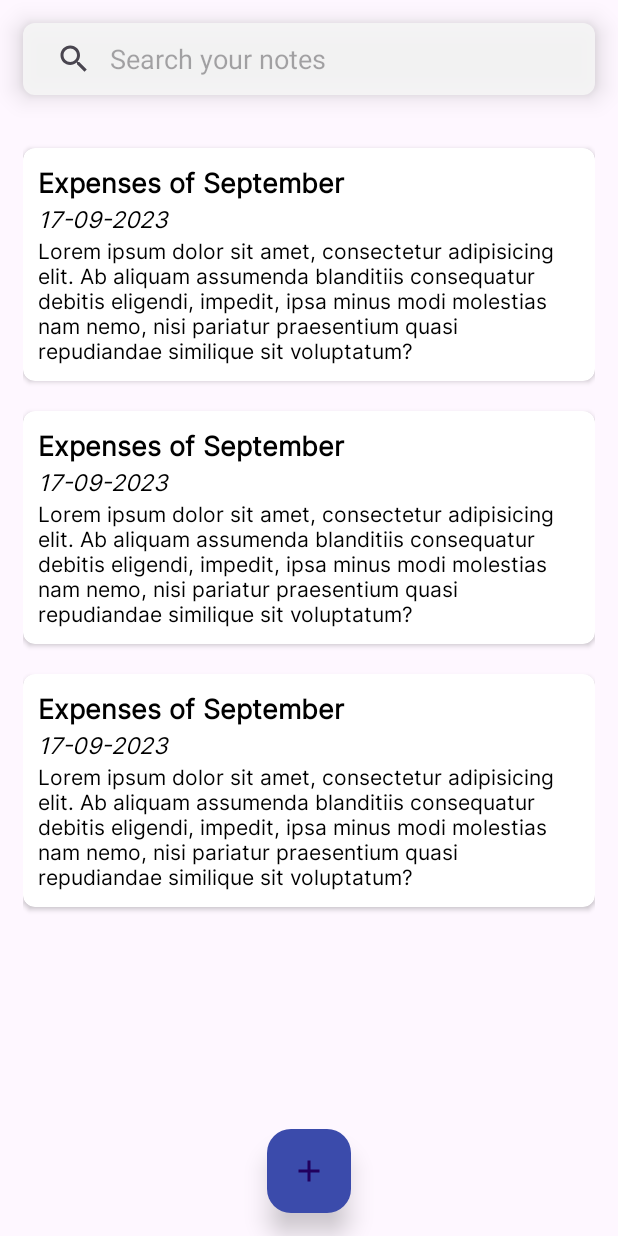
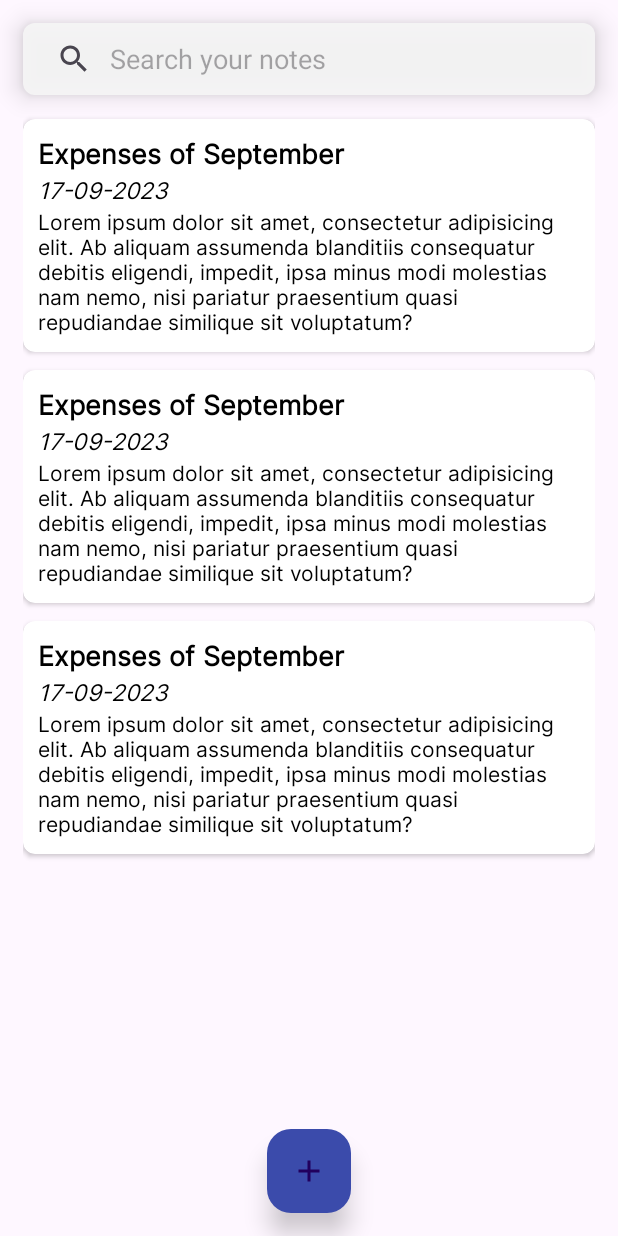
Before and after one commit to SabirKhanAkash/daily-notes-mvvm, an Android app: the layout activity_main.xml on its own in the app's theme, with its tools: preview values and no code run, on a phone screen of 412 x 824 dp. Run offline under Robolectric (Android 15) with nearby library versions, the phone set to English and light mode, and no system bars.

Commit message:
reformatted code and layout

```diff
--- a/app/src/main/res/layout/activity_main.xml
+++ b/app/src/main/res/layout/activity_main.xml
@@ -1,9 +1,9 @@
 <?xml version="1.0" encoding="utf-8"?>
 <LinearLayout xmlns:android="http://schemas.android.com/apk/res/android"
+    xmlns:app="http://schemas.android.com/apk/res-auto"
     xmlns:tools="http://schemas.android.com/tools"
     android:layout_width="match_parent"
     android:layout_height="match_parent"
-    xmlns:app="http://schemas.android.com/apk/res-auto"
     android:orientation="vertical"
     tools:context=".MainActivity">
 
@@ -18,7 +18,6 @@
             android:layout_marginStart="15sp"
             android:layout_marginTop="15sp"
             android:layout_marginEnd="15sp"
-            android:layout_marginBottom="15sp"
             android:background="@drawable/search_view_bg"
             android:elevation="10sp"
             android:iconifiedByDefault="false"
@@ -27,32 +26,32 @@
             android:queryHint="Search your notes" />
 
         <androidx.recyclerview.widget.RecyclerView
-            android:layout_below="@+id/search_view"
             android:id="@+id/notes_recycler_view"
             android:layout_width="match_parent"
             android:layout_height="match_parent"
-            tools:listitem="@layout/notes_list_view"
+            android:layout_below="@+id/search_view"
+            android:layout_marginLeft="15sp"
             android:layout_marginTop="10sp"
-            android:layout_marginLeft="15sp"
-            android:layout_marginRight="15sp" />
+            android:layout_marginRight="15sp"
+            tools:listitem="@layout/notes_list_view" />
 
         <FrameLayout
             android:layout_width="match_parent"
             android:layout_height="match_parent">
 
             <com.google.android.material.floatingactionbutton.FloatingActionButton
+                android:id="@+id/add_notes"
                 android:layout_width="wrap_content"
                 android:layout_height="wrap_content"
                 android:layout_gravity="bottom|center"
-                android:id="@+id/add_notes"
                 android:layout_marginBottom="15sp"
-                app:backgroundTint="@color/primary_color"
-                app:elevation="10sp"
+                android:clickable="true"
+                android:contentDescription="ADD NOTES BUTTON"
+                android:focusable="true"
                 android:src="@drawable/add_notes_icon"
                 android:tint="@color/white"
-                android:clickable="true"
-                android:focusable="true"
-                android:contentDescription="ADD NOTES BUTTON" />
+                app:backgroundTint="@color/primary_color"
+                app:elevation="10sp" />
 
         </FrameLayout>
 
--- a/app/src/main/res/layout/notes_list_view.xml
+++ b/app/src/main/res/layout/notes_list_view.xml
@@ -1,57 +1,57 @@
 <?xml version="1.0" encoding="utf-8"?>
 <androidx.cardview.widget.CardView xmlns:android="http://schemas.android.com/apk/res/android"
     xmlns:app="http://schemas.android.com/apk/res-auto"
+    android:layout_width="match_parent"
+    android:layout_height="wrap_content"
+    android:layout_marginTop="6sp"
+    android:layout_marginBottom="6sp"
+    android:background="@color/white"
+    android:elevation="12dp"
     android:orientation="vertical"
-    android:background="@color/gray_color"
-    android:layout_marginTop="10sp"
-    android:layout_marginBottom="10sp"
-    app:cardCornerRadius="8sp"
-    android:elevation="12dp"
-    android:layout_width="match_parent"
-    android:layout_height="wrap_content">
+    app:cardCornerRadius="8sp">
 
     <LinearLayout
-        android:padding="10sp"
         android:layout_width="match_parent"
         android:layout_height="wrap_content"
-        android:orientation="vertical">
+        android:orientation="vertical"
+        android:padding="10sp">
 
         <RelativeLayout
             android:layout_width="match_parent"
             android:layout_height="wrap_content">
 
             <TextView
-                android:fontFamily="@font/inter_regular"
+                android:id="@+id/note_title"
                 android:layout_width="match_parent"
                 android:layout_height="wrap_content"
-                android:id="@+id/note_title"
+                android:fontFamily="@font/inter_regular"
                 android:text="Expenses of September"
-                android:textStyle="bold"
                 android:textColor="@color/black"
-                android:textSize="18dp"/>
+                android:textSize="18sp"
+                android:textStyle="bold" />
 
             <TextView
-                android:fontFamily="@font/inter_regular"
-                android:layout_below="@+id/note_title"
+                android:id="@+id/note_date"
                 android:layout_width="match_parent"
                 android:layout_height="wrap_content"
-                android:id="@+id/note_date"
+                android:layout_below="@+id/note_title"
+                android:fontFamily="@font/inter_regular"
                 android:text="17-09-2023"
-                android:textStyle="italic"
                 android:textColor="@color/black"
-                android:textSize="15dp"/>
+                android:textSize="15sp"
+                android:textStyle="italic" />
 
         </RelativeLayout>
 
         <TextView
-            android:fontFamily="@font/inter_regular"
-            android:layout_below="@+id/note_title"
+            android:id="@+id/note_content"
             android:layout_width="match_parent"
             android:layout_height="wrap_content"
-            android:id="@+id/note_content"
+            android:layout_below="@+id/note_title"
+            android:fontFamily="@font/inter_regular"
             android:text="@string/note_content_demo"
             android:textColor="@color/black"
-            android:textSize="14dp"/>
+            android:textSize="14sp" />
 
     </LinearLayout>
 
```
Also changed, not shown: 1 other file.
